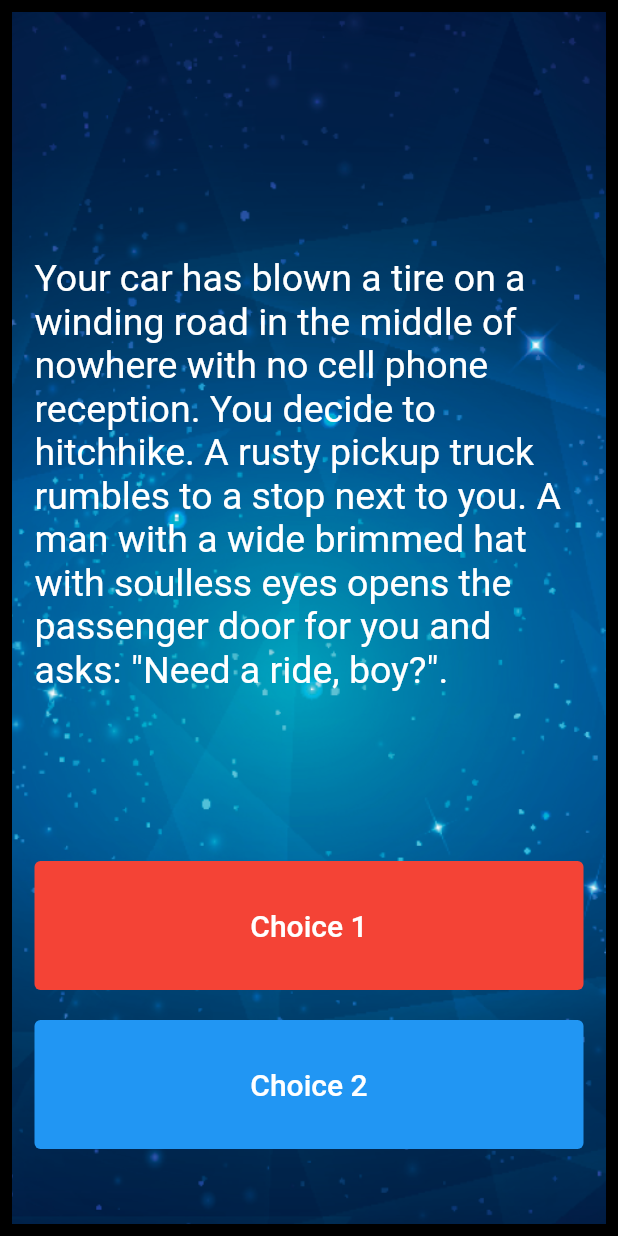
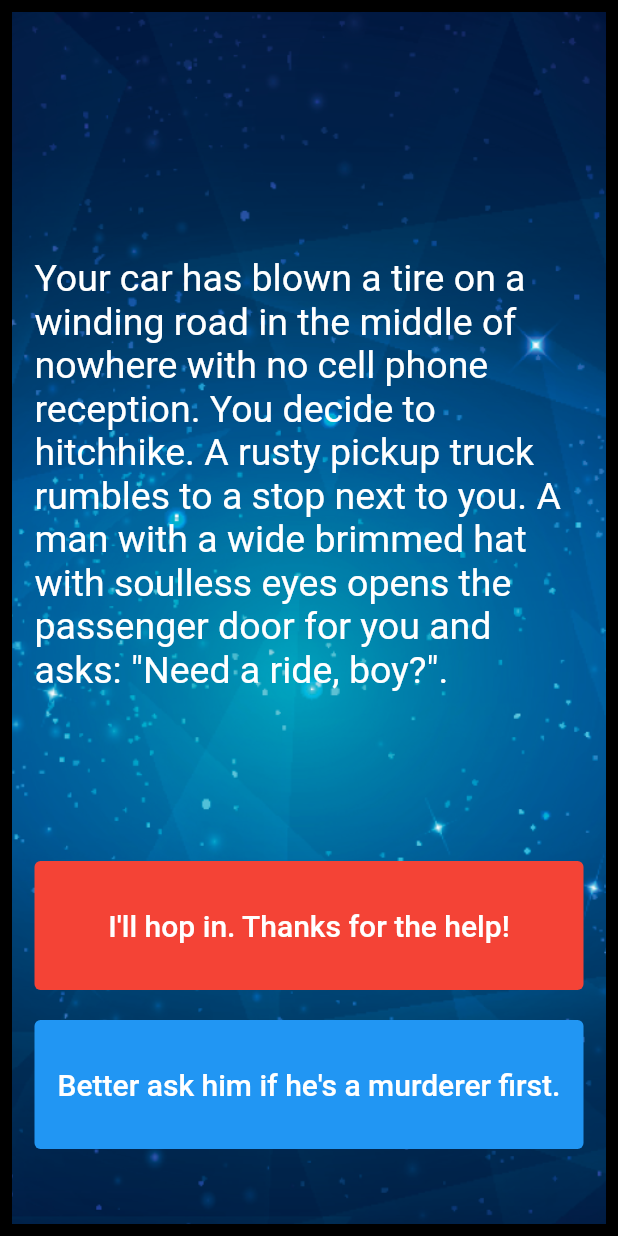
Before and after one commit to ljcpeixoto/destini, a Flutter app: the screen it shows after launch, on a phone screen of 412 x 824 dp. Run offline on Flutter 3.47's test engine with Material 2 defaults, Android fonts, the phone set to English and light mode, and no system bars.

Commit message:
Steps 11, 12, 13, 14, 15: get choice1 and choice2 from first story of storyBrain - running fine

```diff
--- a/lib/main.dart
+++ b/lib/main.dart
@@ -1,7 +1,5 @@
 import 'package:destini/story_brain.dart';
 import 'package:flutter/material.dart';
-
-//TODO: Step 15 - Run the app and see if you can see the screen update with the first story. Delete this TODO if it looks as you expected.
 
 void main() => runApp(const Destini());
 
@@ -68,10 +66,9 @@ class _StoryPageState extends State<StoryPage> {
                     backgroundColor: Colors.red,
                     foregroundColor: Colors.white,
                   ),
-                  child: const Text(
-                    //TODO: Step 13 - Use the storyBrain to get the text for choice 1.
-                    'Choice 1',
-                    style: TextStyle(
+                  child: Text(
+                    storyBrain.getChoice1(),
+                    style: const TextStyle(
                       fontSize: 20.0,
                     ),
                   ),
@@ -93,10 +90,9 @@ class _StoryPageState extends State<StoryPage> {
                     backgroundColor: Colors.blue,
                     foregroundColor: Colors.white,
                   ),
-                  child: const Text(
-                    //TODO: Step 14 - Use the storyBrain to get the text for choice 2.
-                    'Choice 2',
-                    style: TextStyle(
+                  child: Text(
+                    storyBrain.getChoice2(),
+                    style: const TextStyle(
                       fontSize: 20.0,
                     ),
                   ),
--- a/lib/story_brain.dart
+++ b/lib/story_brain.dart
@@ -33,8 +33,16 @@ class StoryBrain {
         choice2: '')
   ];
 
-  getStory() {
+  String getStory() {
     return _storyData.first.storyTitle;
+  }
+
+  String getChoice1() {
+    return _storyData.first.choice1;
+  }
+
+  String getChoice2() {
+    return _storyData.first.choice2;
   }
 }
 
```
